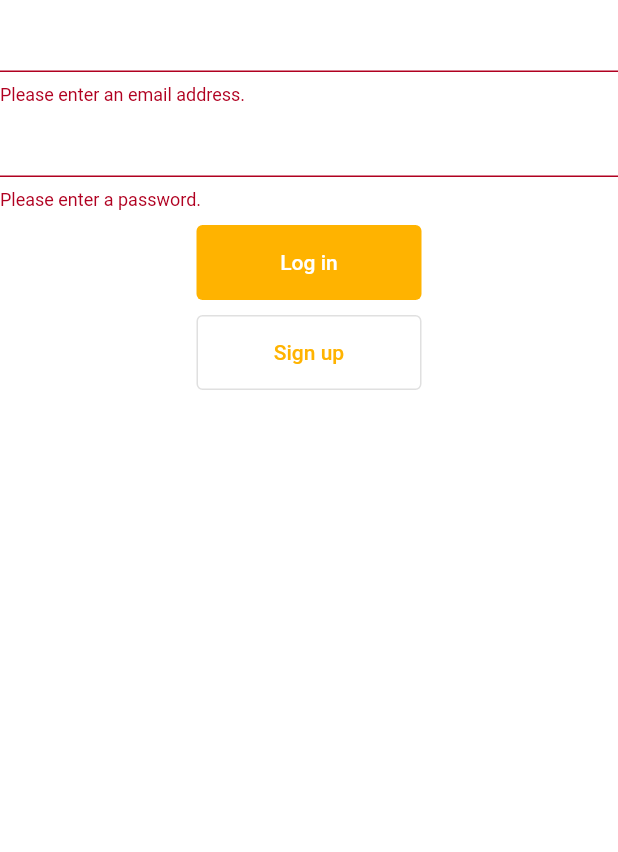
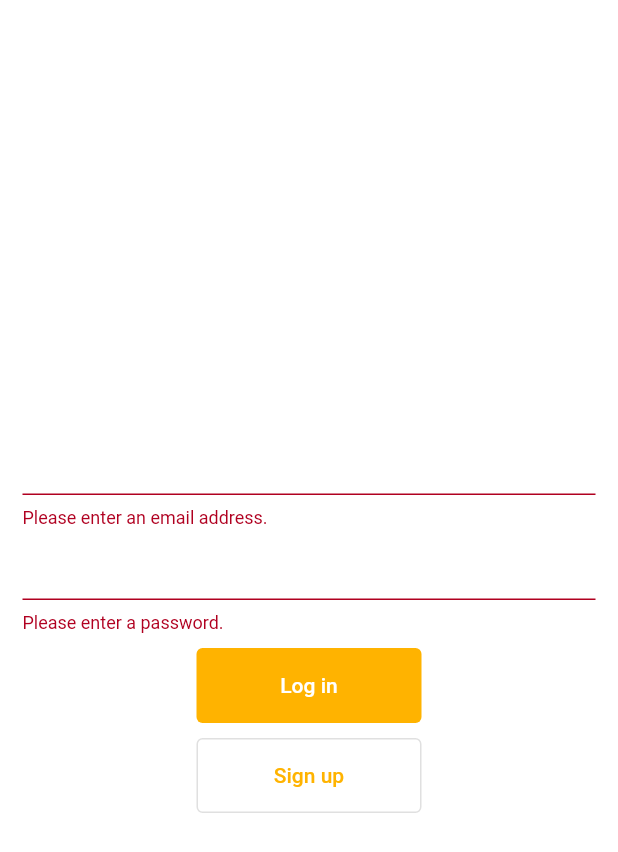
Before and after one commit to Biowulf21/BumbleBee, a Flutter app: the screen it shows after launch, on a phone screen of 412 x 824 dp. Shown: the top 852 px of the screen. Run offline on Flutter 3.47's test engine with Material 2 defaults, Android fonts, the phone set to English and light mode, and no system bars; our stand-ins replace cloud_firestore, equatable, firebase_auth, firebase_core, flutter_riverpod, intl_phone_number_input; missing offline and left inert: speed_dial_fab; accounts and stored records are empty.

Commit message:
Centered login widget

```diff
--- a/lib/screens/unauthenticated/login-screen.dart
+++ b/lib/screens/unauthenticated/login-screen.dart
@@ -34,7 +34,10 @@ class _LoginPageState extends ConsumerState<LoginPage> {
         child: Form(
           autovalidateMode: AutovalidateMode.always,
           key: _loginFormKey,
+          child: Padding(
+            padding: const EdgeInsets.all(15.0),
             child: Column(
+              mainAxisAlignment: MainAxisAlignment.center,
               children: [
                 TextFormField(
                   controller: _emailController,
@@ -54,8 +57,8 @@ class _LoginPageState extends ConsumerState<LoginPage> {
                       if (_loginFormKey.currentState!.validate()) {
                         final authProvider = ref
                             .read(loginControllerProvider.notifier)
-                          .loginWithEmailAndPass(
-                              _emailController.text, _passwordController.text);
+                            .loginWithEmailAndPass(_emailController.text,
+                                _passwordController.text);
                       }
                     } on AuthException catch (e) {
                       ScaffoldMessenger(
@@ -79,6 +82,7 @@ class _LoginPageState extends ConsumerState<LoginPage> {
             ),
           ),
         ),
+      ),
     );
   }
 }
```
Lines whose indentation alone changed are shown as unchanged.
